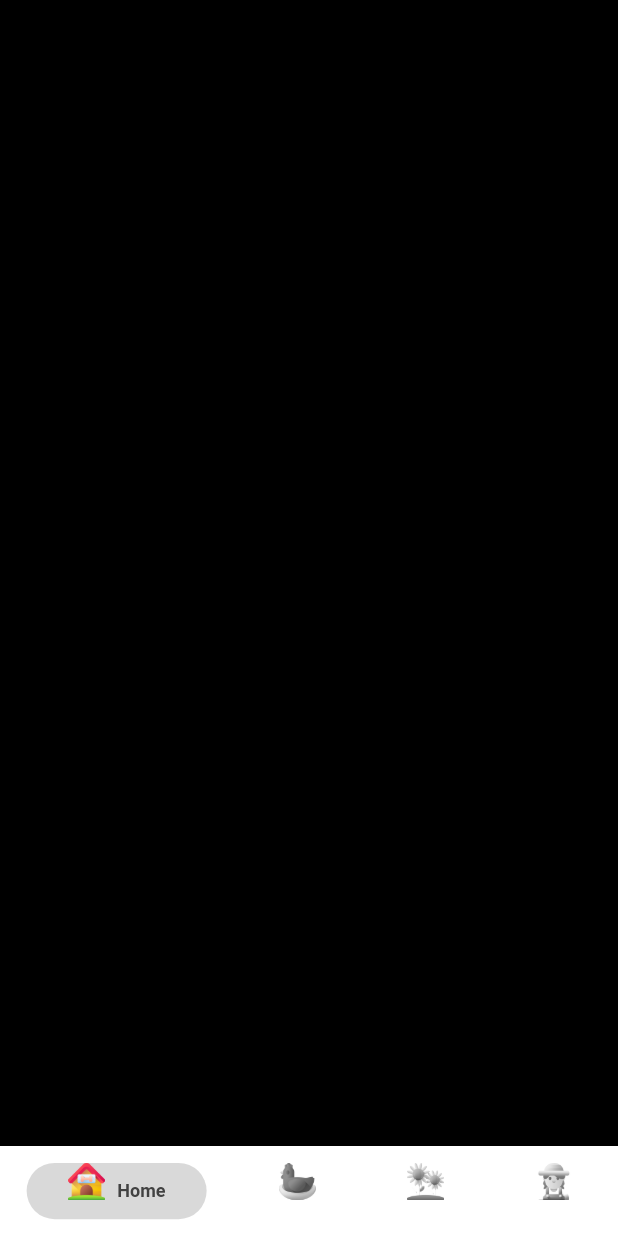
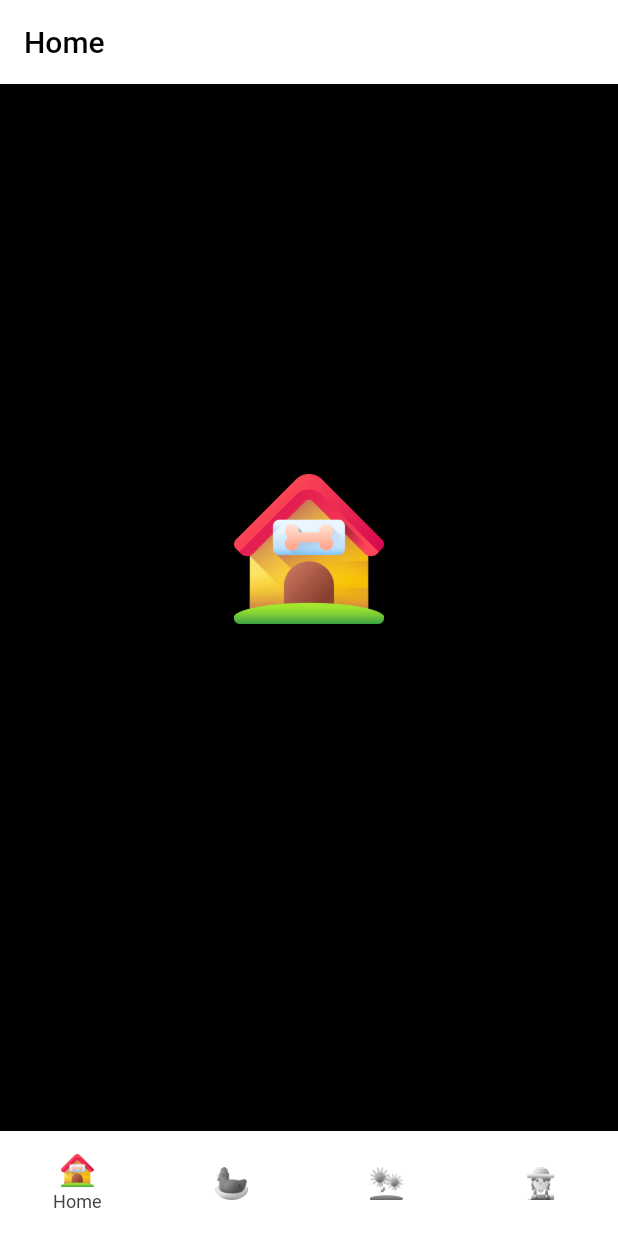
Before and after one commit to HasibeZaferr/Flutter-Bottom-Navigation-Bar, a Flutter app: the screen it shows after launch, on a phone screen of 412 x 824 dp. Run offline on Flutter 3.47's test engine with Material 2 defaults, Android fonts, the phone set to English and light mode, and no system bars; drawn by our look-alikes of persistent_bottom_nav_bar.

Commit message:
added home screen

```diff
--- a/lib/main.dart
+++ b/lib/main.dart
@@ -1,7 +1,12 @@
 import 'package:bottom_navigation_bar/screens/main_screen.dart';
 import 'package:flutter/material.dart';
+import 'package:flutter/services.dart';
 
 void main() {
+  WidgetsFlutterBinding.ensureInitialized();
+  SystemChrome.setSystemUIOverlayStyle(const SystemUiOverlayStyle(
+    statusBarColor: Colors.transparent, // transparent status bar
+  ));
   runApp(const MyApp());
 }
 
@@ -12,6 +17,7 @@ class MyApp extends StatelessWidget {
   @override
   Widget build(BuildContext context) {
     return MaterialApp(
+      debugShowCheckedModeBanner: false,
       title: 'Awesome Bottom Navigation',
       theme: ThemeData(
         primarySwatch: Colors.blue,
--- a/lib/screens/home_screen.dart
+++ b/lib/screens/home_screen.dart
@@ -1,3 +1,4 @@
+import 'package:bottom_navigation_bar/utilities/icon_path_util.dart';
 import 'package:flutter/material.dart';
 
 class HomeScreen extends StatelessWidget {
@@ -5,6 +6,30 @@ class HomeScreen extends StatelessWidget {
 
   @override
   Widget build(BuildContext context) {
-    return Container();
+    return Scaffold(
+      backgroundColor: Colors.transparent,
+      appBar: AppBar(
+        title: const Text('Home'),
+        backgroundColor: Colors.white,
+        foregroundColor: Colors.black,
+        elevation: 0.2,
+      ),
+      body: Center(
+        child: Column(
+          crossAxisAlignment: CrossAxisAlignment.center,
+          mainAxisAlignment: MainAxisAlignment.center,
+          children: const <Widget>[
+            Image(
+                image: AssetImage(kIconPathBottomNavigationBarHome),
+                height: 100.0),
+            SizedBox(height: 50.0),
+            Text(
+              'My Sweet Home',
+              style: TextStyle(fontSize: 24),
+            ),
+          ],
+        ),
+      ),
+    );
   }
 }
--- a/lib/screens/main_screen.dart
+++ b/lib/screens/main_screen.dart
@@ -29,7 +29,7 @@ class _MainScreenState extends State<MainScreen> {
       body: PersistentTabView(
         context,
         controller: _controller,
-        navBarHeight: 60,
+        navBarHeight: kSizeBottomNavigationBarHeight,
         screens: _buildScreens(),
         items: _navBarsItems(),
         confineInSafeArea: true,
@@ -49,7 +49,7 @@ class _MainScreenState extends State<MainScreen> {
           curve: Curves.ease,
           duration: Duration(milliseconds: 200),
         ),
-        navBarStyle: NavBarStyle.style1,
+        navBarStyle: NavBarStyle.style2,
         onItemSelected: (final index) {
           setState(() {
             _controller?.index = index; // THIS IS CRITICAL!! Don't miss it!
@@ -76,7 +76,7 @@ class _MainScreenState extends State<MainScreen> {
         icon: Column(
           children: [
             SizedBox(
-              height: 25,
+              height: kSizeBottomNavigationBarIconHeight,
               child: Image.asset(
                 kIconPathBottomNavigationBarHome,
               ),
@@ -86,7 +86,7 @@ class _MainScreenState extends State<MainScreen> {
         inactiveIcon: Column(
           children: [
             SizedBox(
-              height: 25,
+              height: kSizeBottomNavigationBarIconHeight,
               child: Image.asset(
                 kIconPathBottomNavigationBarHomeDeactive,
               ),
@@ -101,7 +101,7 @@ class _MainScreenState extends State<MainScreen> {
         icon: Column(
           children: [
             SizedBox(
-              height: 25,
+              height: kSizeBottomNavigationBarIconHeight,
               child: Image.asset(
                 kIconPathBottomNavigationBarAnimals,
               ),
@@ -111,7 +111,7 @@ class _MainScreenState extends State<MainScreen> {
         inactiveIcon: Column(
           children: [
             SizedBox(
-              height: 25,
+              height: kSizeBottomNavigationBarIconHeight,
               child: Image.asset(
                 kIconPathBottomNavigationBarAnimalsDeactive,
               ),
@@ -126,7 +126,7 @@ class _MainScreenState extends State<MainScreen> {
         icon: Column(
           children: [
             SizedBox(
-              height: 25,
+              height: kSizeBottomNavigationBarIconHeight,
               child: Image.asset(
                 kIconPathBottomNavigationBarPlants,
               ),
@@ -136,7 +136,7 @@ class _MainScreenState extends State<MainScreen> {
         inactiveIcon: Column(
           children: [
             SizedBox(
-              height: 25,
+              height: kSizeBottomNavigationBarIconHeight,
               child: Image.asset(
                 kIconPathBottomNavigationBarPlantsDeactive,
               ),
@@ -151,7 +151,7 @@ class _MainScreenState extends State<MainScreen> {
         icon: Column(
           children: [
             SizedBox(
-              height: 25,
+              height: kSizeBottomNavigationBarIconHeight,
               child: Image.asset(
                 kIconPathBottomNavigationBarProfile,
               ),
@@ -161,7 +161,7 @@ class _MainScreenState extends State<MainScreen> {
         inactiveIcon: Column(
           children: [
             SizedBox(
-              height: 25,
+              height: kSizeBottomNavigationBarIconHeight,
               child: Image.asset(
                 kIconPathBottomNavigationBarProfileDeactive,
               ),
--- a/lib/utilities/constant.dart
+++ b/lib/utilities/constant.dart
@@ -1,8 +1,8 @@
 
 import 'dart:ui';
 
-const double bottomNavigationBarHeight= 60.0;
-const double bottomNavigationBarIconHeight= 25.0;
+const double kSizeBottomNavigationBarHeight= 70.0;
+const double kSizeBottomNavigationBarIconHeight= 22.0;
 
 //Colors
 const Color kColorBNBActiveTitleColor = Color.fromARGB(255, 66, 66, 66);
```
